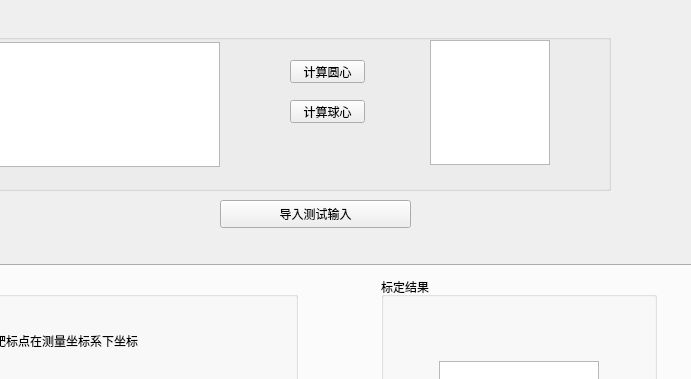
Old version of the form SixUpsUiAo/ParameterCalibrate.ui in the repository Wao1996/SixUpsUiAo; both pictures show x 320 to 1011 and y 0 to 379 of the 1162 by 857 pixel window.
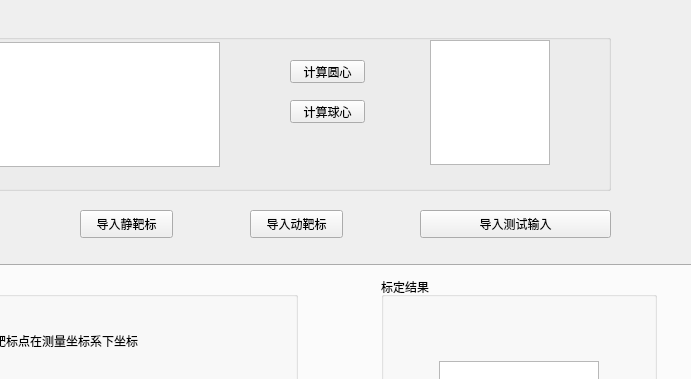
New version of the form. The open tabs and pages were chosen to show the change.

```diff
--- a/SixUpsUiAo/ParameterCalibrate.ui
+++ b/SixUpsUiAo/ParameterCalibrate.ui
@@ -1791,8 +1791,8 @@
   <widget class="QPushButton" name="inputTestDataBtn">
    <property name="geometry">
     <rect>
-     <x>540</x>
-     <y>200</y>
+     <x>740</x>
+     <y>210</y>
      <width>191</width>
      <height>28</height>
     </rect>
@@ -1801,6 +1801,32 @@
     <string>导入测试输入</string>
    </property>
   </widget>
+  <widget class="QPushButton" name="inputQ_SMBtn">
+   <property name="geometry">
+    <rect>
+     <x>400</x>
+     <y>210</y>
+     <width>93</width>
+     <height>28</height>
+    </rect>
+   </property>
+   <property name="text">
+    <string>导入静靶标</string>
+   </property>
+  </widget>
+  <widget class="QPushButton" name="inputQ_DMBtn">
+   <property name="geometry">
+    <rect>
+     <x>570</x>
+     <y>210</y>
+     <width>93</width>
+     <height>28</height>
+    </rect>
+   </property>
+   <property name="text">
+    <string>导入动靶标</string>
+   </property>
+  </widget>
  </widget>
  <resources/>
  <connections/>
```
Left out of the diff: 2 changed lines with no effect on the pictures.
